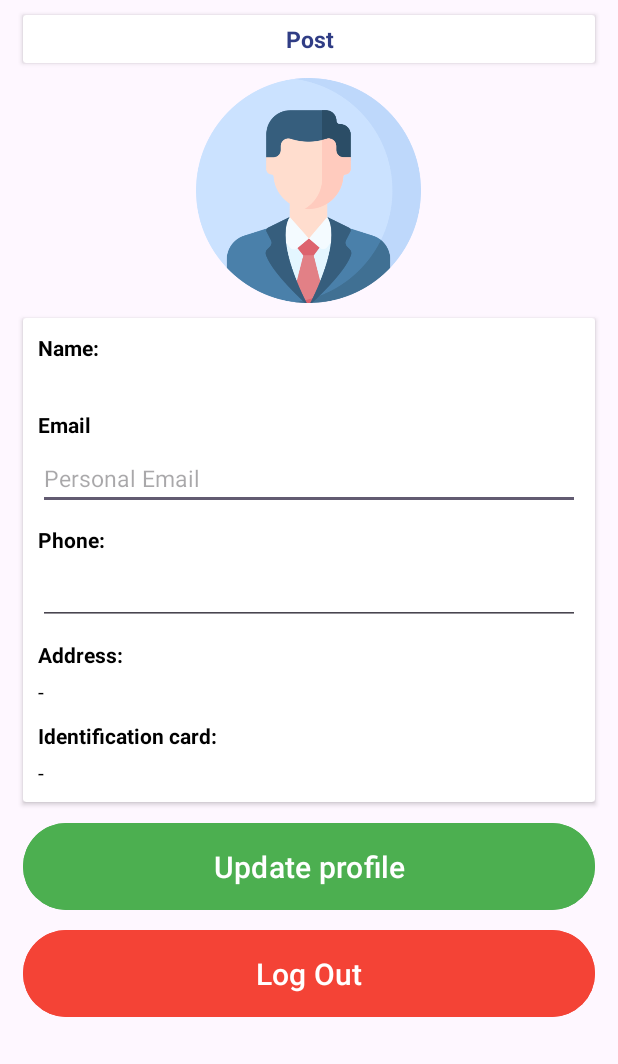
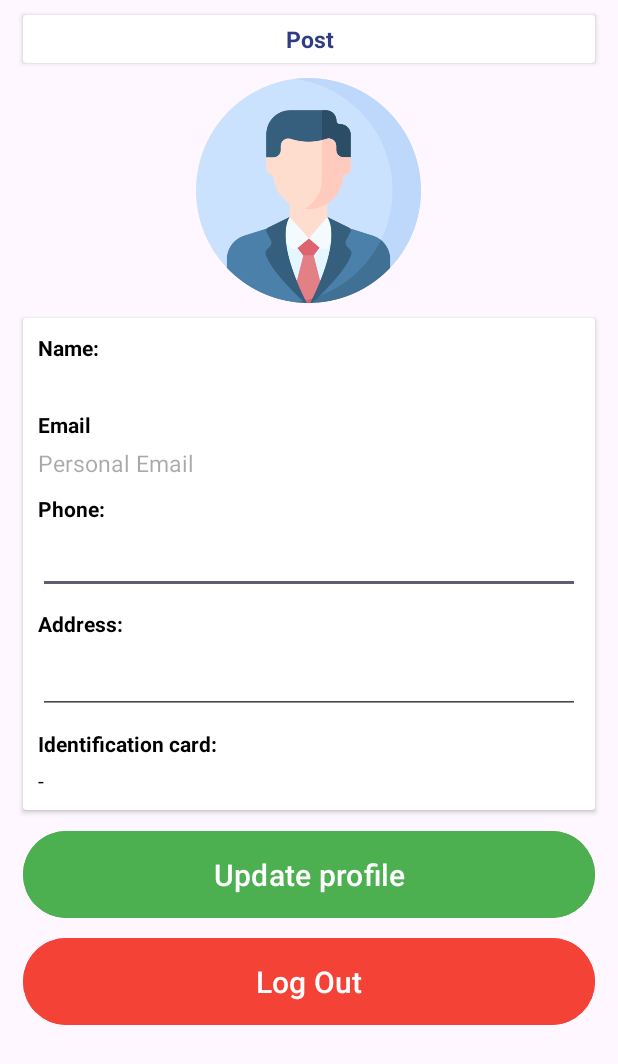
Before and after one commit to JoelMS2023/Mediclic, an Android app: the fragment Fragment_perfil shown on its own in the app's theme, on a phone screen of 412 x 824 dp. Shown: the top 1064 px of the screen. Run offline under Robolectric (Android 15) with nearby library versions, the phone set to English and light mode, and no system bars; our stand-ins replace Firebase (no records; nobody signed in at launch, a user with empty details on screens opened directly).

```diff
--- a/app/src/main/java/com/joelmaza/mediclic/Controllers/Ctl_usuario.java
+++ b/app/src/main/java/com/joelmaza/mediclic/Controllers/Ctl_usuario.java
@@ -75,6 +75,9 @@ public class Ctl_usuario {
                     if (snapshot.child("telefono").exists()) {
                         user.telefono = Objects.requireNonNull(snapshot.child("telefono").getValue()).toString();
                     }
+                    if (snapshot.child("direccion").exists()) {
+                        user.telefono = Objects.requireNonNull(snapshot.child("direccion").getValue()).toString();
+                    }
 
                     perfil.verPerfil(user);
 
--- a/app/src/main/java/com/joelmaza/mediclic/Fragments/Fragment_perfil.java
+++ b/app/src/main/java/com/joelmaza/mediclic/Fragments/Fragment_perfil.java
@@ -23,6 +23,7 @@ import com.google.firebase.database.DatabaseReference;
 import com.google.firebase.database.ValueEventListener;
 import com.joelmaza.mediclic.Controllers.Alert_dialog;
 import com.joelmaza.mediclic.Controllers.Progress_dialog;
+import com.joelmaza.mediclic.Login;
 import com.joelmaza.mediclic.MainActivity;
 import com.joelmaza.mediclic.Objetos.Usuario;
 import com.joelmaza.mediclic.Principal;
@@ -30,8 +31,8 @@ import com.joelmaza.mediclic.R;
 
 public class Fragment_perfil extends Fragment {
     Button btn_salir, btn_update_profile;
-    TextView txt_nombre, txt_cedula,txt_direccion,txt_rol ;
-    EditText editTextEmail, editTextTextPhone;
+    TextView txt_nombre, txt_cedula,txt_rol, TextEmail ;
+    EditText editxt_direccion, editTextTextPhone;
     Progress_dialog dialog;
     ImageView img_perfil;
     Alert_dialog alertDialog;
@@ -45,8 +46,8 @@ public class Fragment_perfil extends Fragment {
 
         txt_nombre = vista.findViewById(R.id.txt_nombre);
         txt_cedula = vista.findViewById(R.id.txt_cedula);
-        txt_direccion=vista.findViewById(R.id.txt_direccion);
-        editTextEmail = vista.findViewById(R.id.editTextEmail);
+        editxt_direccion=vista.findViewById(R.id.editxt_direccion);
+        TextEmail = vista.findViewById(R.id.TextEmail);
         editTextTextPhone = vista.findViewById(R.id.editTextTextPhone);
         btn_salir = vista.findViewById(R.id.btn_salir);
         img_perfil = vista.findViewById(R.id.img_perfil);
@@ -62,12 +63,17 @@ public class Fragment_perfil extends Fragment {
 
         if (usuario != null){
 
-            editTextEmail.setText(usuario.getEmail());
+            TextEmail.setText(usuario.getEmail());
 
             MainActivity.ctlUsuario.Obtener_usuario(dbReference,MainActivity.mAuth.getUid(), user -> {
 
                 txt_nombre.setText(user.nombre.trim());
                 txt_rol.setText(user.rol.toUpperCase().trim());
+                txt_cedula.setText(user.cedula);
+                editxt_direccion.setText(user.direccion);
+                TextEmail.setText(user.email);
+                editTextTextPhone.setText(user.telefono);
+
 
             });
 
@@ -86,7 +92,7 @@ public class Fragment_perfil extends Fragment {
                     editor.putString("uid","");
                     editor.putString("rol","");
                     editor.apply();
-                    startActivity(new Intent(vista.getContext(), MainActivity.class).setFlags(Intent.FLAG_ACTIVITY_CLEAR_TASK | Intent.FLAG_ACTIVITY_NEW_TASK));
+                    startActivity(new Intent(vista.getContext(), Login.class).setFlags(Intent.FLAG_ACTIVITY_CLEAR_TASK | Intent.FLAG_ACTIVITY_NEW_TASK));
                     requireActivity().finish();
 
                 });
@@ -99,6 +105,22 @@ public class Fragment_perfil extends Fragment {
 
 
         });
+        btn_update_profile.setOnClickListener(v -> {
+
+            String telefono = editTextTextPhone.getText().toString().trim();
+            String direccion = editxt_direccion.getText().toString().trim();
+
+            if(!direccion.isEmpty()){
+                Usuario user = new Usuario();
+                user.telefono = telefono;
+                user.direccion = direccion;
+                MainActivity.ctlUsuario.actualizar_usuario(usuario.getUid(),user);
+                Toast.makeText(vista.getContext(),"Usuario actualizado",Toast.LENGTH_SHORT).show();
+            }else{
+
+                Toast.makeText(vista.getContext(),"Completa los campos requeridos",Toast.LENGTH_SHORT).show();
+            }
+        });
 
 
         return vista;
--- a/app/src/main/res/layout/fragment_perfil.xml
+++ b/app/src/main/res/layout/fragment_perfil.xml
@@ -95,8 +95,8 @@
                         android:layout_marginTop="5dp"
                         />
 
-                    <EditText
-                        android:id="@+id/editTextEmail"
+                    <TextView
+                        android:id="@+id/TextEmail"
                         android:layout_width="match_parent"
                         android:layout_height="wrap_content"
                         android:textColor="@color/black"
@@ -134,8 +134,8 @@
                         android:layout_marginTop="10dp"
                         />
 
-                    <TextView
-                        android:id="@+id/txt_direccion"
+                    <EditText
+                        android:id="@+id/editxt_direccion"
                         android:layout_width="match_parent"
                         android:layout_height="wrap_content"
                         android:text="-"
```
